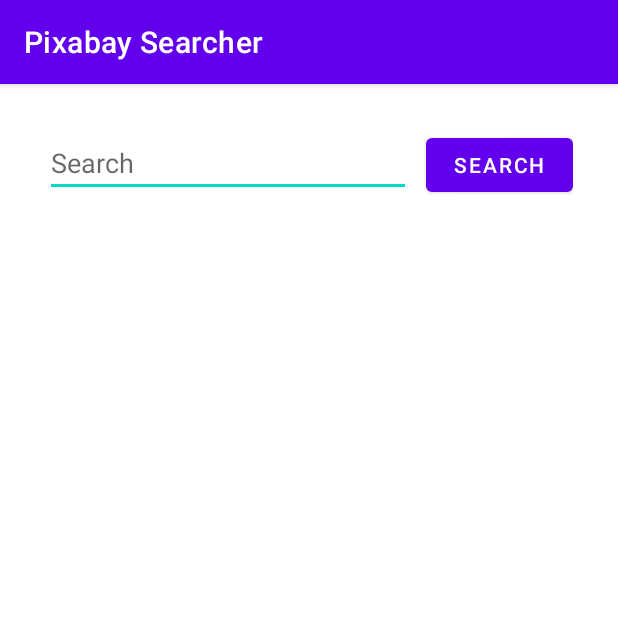
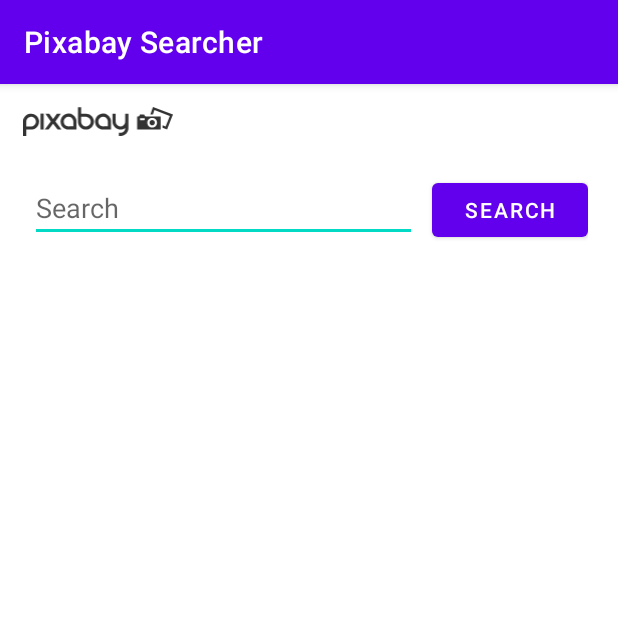
Before and after one commit to mutkuensert/Pixabay-Searcher, an Android app: the screen it shows after launch (MainActivity), on a phone screen of 412 x 824 dp, the top half of it. Run offline under Robolectric (Android 15) with nearby library versions, the phone set to English and light mode, and no system bars; our stand-ins replace Dagger/Hilt's generated code, data binding; 1 statement that could not run was skipped.

Commit message:
Pixabay logo link has been added on the screen.

```diff
--- a/app/src/main/java/com/mutkuensert/pixabaysearcher/adapter/BindingAdapters.kt
+++ b/app/src/main/java/com/mutkuensert/pixabaysearcher/adapter/BindingAdapters.kt
@@ -1,6 +1,10 @@
 package com.mutkuensert.pixabaysearcher.adapter
 
+import android.content.Intent
+import android.net.Uri
+import android.view.View
 import android.widget.ImageView
+import androidx.core.content.ContextCompat.startActivity
 import androidx.core.net.toUri
 import androidx.databinding.BindingAdapter
 import com.bumptech.glide.Glide
@@ -21,3 +25,10 @@ fun loadImage(imageView: ImageView, imageUrl: String?){
             .into(imageView)
     }
 }
+
+@BindingAdapter("pixabayUrl")
+fun getPixabayLogo(imageView: ImageView, pixabayUrl: String){
+    imageView.setOnClickListener(View.OnClickListener {
+        startActivity(it.context, Intent(Intent.ACTION_VIEW, Uri.parse(pixabayUrl)),null)
+    })
+}
--- /dev/null
+++ b/app/src/main/java/com/mutkuensert/pixabaysearcher/util/Constants.kt
@@ -0,0 +1,3 @@
+package com.mutkuensert.pixabaysearcher.util
+
+const val PIXABAY_URL = "https://pixabay.com/"
--- a/app/src/main/java/com/mutkuensert/pixabaysearcher/viewmodel/MainScreenFragmentViewModel.kt
+++ b/app/src/main/java/com/mutkuensert/pixabaysearcher/viewmodel/MainScreenFragmentViewModel.kt
@@ -25,7 +25,5 @@ class MainScreenFragmentViewModel @Inject constructor(
                 }
             }
         }
-
     }
-
 }
--- /dev/null
+++ b/app/src/main/res/drawable/ic_pixabaylogo.xml
@@ -0,0 +1,30 @@
+<vector xmlns:android="http://schemas.android.com/apk/res/android"
+    android:width="640dp"
+    android:height="123.87dp"
+    android:viewportWidth="640"
+    android:viewportHeight="123.87">
+  <path
+      android:pathData="m523.51,40.17c-3.48,-2.46 -6,-4.96 -6,-8.03h-19.34c0,5.54 -2.53,8.03 -5.64,8.03h-5.16v56.24h100.42v-56.24h-64.63zM517.51,56.23 L499.41,56.23 499.41,48.2 519.5,48.2 519.5,54.66zM551.5,87.51c-11.46,0 -20.78,-9.2 -20.78,-20.51s9.32,-20.04 20.78,-20.04c11.46,0 20.78,8.73 20.78,20.04 0,11.31 -9.32,20.51 -20.78,20.51zM562.67,67c0,6.08 -5.01,11.03 -11.17,11.03 -6.16,0 -11.17,-4.95 -11.17,-11.03 0,-6.08 5.01,-11.03 11.17,-11.03 6.16,0 11.17,4.95 11.17,11.03zM640,32.52 L615,96.25 595.82,88.56 595.82,77.7 609.14,83.15 626.73,38.3 560.81,13.1 554.7,32.13 543.7,32.13 554.95,-0 640,32.52z"
+      android:fillColor="#333"/>
+  <path
+      android:pathData="m33.95,28.51c16.56,-0.38 32.11,13.09 33.86,29.61 2.09,14.51 -6.45,29.59 -19.83,35.48 -8.11,4.02 -17.26,2.79 -25.98,2.99l-8.52,0l0,27.29l-13.49,0c0.03,-21.06 -0.05,-42.12 0.04,-63.17 0.44,-15.68 13.29,-29.74 28.8,-31.82 1.7,-0.25 3.42,-0.37 5.13,-0.37zM33.95,83.09c9.73,0.24 18.86,-7.35 20.31,-16.99 1.94,-9.71 -4.25,-20.14 -13.72,-23.05 -9.14,-3.24 -20.14,1.03 -24.6,9.66 -3.46,5.9 -2.23,12.87 -2.46,19.37l0,11.01c6.82,-0 13.65,0 20.47,-0z"
+      android:fillColor="#333"/>
+  <path
+      android:pathData="m74.33,28.18 l13.34,0 0,68.08 -13.34,0 0,-68.08z"
+      android:fillColor="#333"/>
+  <path
+      android:pathData="m127.76,71.16 l0.49,0 18.96,25.28 16.53,0 -25.77,-35.01 22.85,-33.06 -16.53,0 -16.05,23.34 -0.49,0 -16.05,-23.34 -16.53,0 22.85,33.06 -25.77,35.01 16.53,0z"
+      android:fillColor="#333"/>
+  <path
+      android:pathData="m193.95,28.18c13.51,-0.27 26.47,8.59 31.47,21.08 2.61,5.8 2.57,12.23 2.49,18.47l0,28.53c-12.04,-0.04 -24.09,0.08 -36.12,-0.06 -13.84,-0.68 -26.5,-10.77 -30.46,-24.01 -3.63,-11.52 -0.61,-24.89 7.94,-33.49 6.39,-6.61 15.46,-10.6 24.69,-10.52zM214.42,82.76c-0.06,-7.57 0.12,-15.15 -0.1,-22.71 -0.8,-10.14 -10.19,-18.64 -20.37,-18.38 -9.68,-0.23 -18.8,7.27 -20.31,16.85 -1.77,9.19 3.5,19.21 12.28,22.64 5.4,2.36 11.37,1.39 17.09,1.59 3.81,0 7.61,0 11.42,0z"
+      android:fillColor="#333"/>
+  <path
+      android:pathData="m268.52,28.51c15.98,-0.39 30.91,12.18 33.46,27.92 2.89,14.91 -5.54,31.03 -19.43,37.17 -13.57,6.41 -31.03,2.28 -40.36,-9.46 -5.78,-6.81 -8.28,-15.87 -7.78,-24.71l0,-58.21l13.49,0l0,27.29c6.87,0 13.75,-0 20.62,0zM268.52,83.09c10.25,0.27 19.62,-8.33 20.37,-18.52 1.29,-10.13 -6.23,-20.32 -16.26,-22.17 -5.55,-0.76 -11.18,-0.25 -16.77,-0.4l-7.97,0c0.09,7.69 -0.18,15.4 0.16,23.08 1.07,10.16 10.26,18.21 20.47,18.01z"
+      android:fillColor="#333"/>
+  <path
+      android:pathData="m341.65,28.18c13.51,-0.27 26.47,8.59 31.47,21.08 2.61,5.8 2.57,12.23 2.49,18.47l0,28.53c-12.04,-0.04 -24.09,0.08 -36.12,-0.06 -13.84,-0.68 -26.5,-10.77 -30.46,-24.01 -3.63,-11.52 -0.61,-24.89 7.94,-33.49 6.39,-6.61 15.46,-10.6 24.69,-10.52zM362.12,82.76c-0.06,-7.57 0.12,-15.15 -0.1,-22.71 -0.8,-10.14 -10.19,-18.64 -20.37,-18.38 -9.68,-0.23 -18.8,7.27 -20.31,16.85 -1.77,9.19 3.5,19.21 12.28,22.64 5.4,2.36 11.37,1.39 17.09,1.59 3.81,0 7.61,0 11.42,0z"
+      android:fillColor="#333"/>
+  <path
+      android:pathData="m449.87,28.34c-0.03,21.01 0.05,42.02 -0.04,63.02 -0.49,16.53 -14.7,31.39 -31.28,32.26 -3.15,0.17 -6.31,0.07 -9.46,0.09l0,-13.49c5.76,-0.03 11.92,0.56 17.02,-2.71 6.37,-3.57 10.42,-10.78 10.27,-18.07 -11.96,9.64 -30.5,9.14 -42.13,-0.81 -8.47,-6.84 -13.1,-17.85 -12.45,-28.67l0,-31.62l13.49,0c0.06,12.02 -0.13,24.05 0.1,36.06 0.73,9.89 9.55,18.27 19.47,18.5 10.05,0.77 19.72,-7.03 21.22,-16.97 0.6,-5.95 0.18,-11.95 0.3,-17.92l0,-19.67c4.5,-0 9,-0 13.5,-0z"
+      android:fillColor="#333"/>
+</vector>
--- a/app/src/main/res/layout/fragment_main_screen.xml
+++ b/app/src/main/res/layout/fragment_main_screen.xml
@@ -8,7 +8,11 @@
             name="viewModel"
             type="com.mutkuensert.pixabaysearcher.viewmodel.MainScreenFragmentViewModel" />
 
-        <import type="android.view.View"/> <!-- No auto complete for imports -->
+        <variable
+            name="constants"
+            type="com.mutkuensert.pixabaysearcher.util.ConstantsKt" />
+
+        <import type="android.view.View"/> <!-- for searchEditText.getText() - (No auto complete for imports) -->
     </data>
 
     <LinearLayout
@@ -16,12 +20,23 @@
         android:layout_width="match_parent"
         android:layout_height="match_parent"
         tools:context=".view.MainScreenFragment">
+        <ImageView
+            android:id="@+id/imageView2"
+            android:layout_width="100dp"
+            android:layout_height="wrap_content"
+            android:adjustViewBounds="true"
+            app:srcCompat="@drawable/ic_pixabaylogo"
+            android:layout_margin="15dp"
+            app:pixabayUrl="@{constants.PIXABAY_URL}"/>
 
         <LinearLayout
             android:layout_width="match_parent"
             android:layout_height="wrap_content"
             android:orientation="horizontal"
-            android:layout_margin="30dp">
+            android:layout_marginEnd="20dp"
+            android:layout_marginStart="20dp"
+            android:layout_marginTop="10dp"
+            android:layout_marginBottom="20dp">
             <EditText
                 android:id="@+id/searchEditText"
                 android:layout_width="0dp"
```
